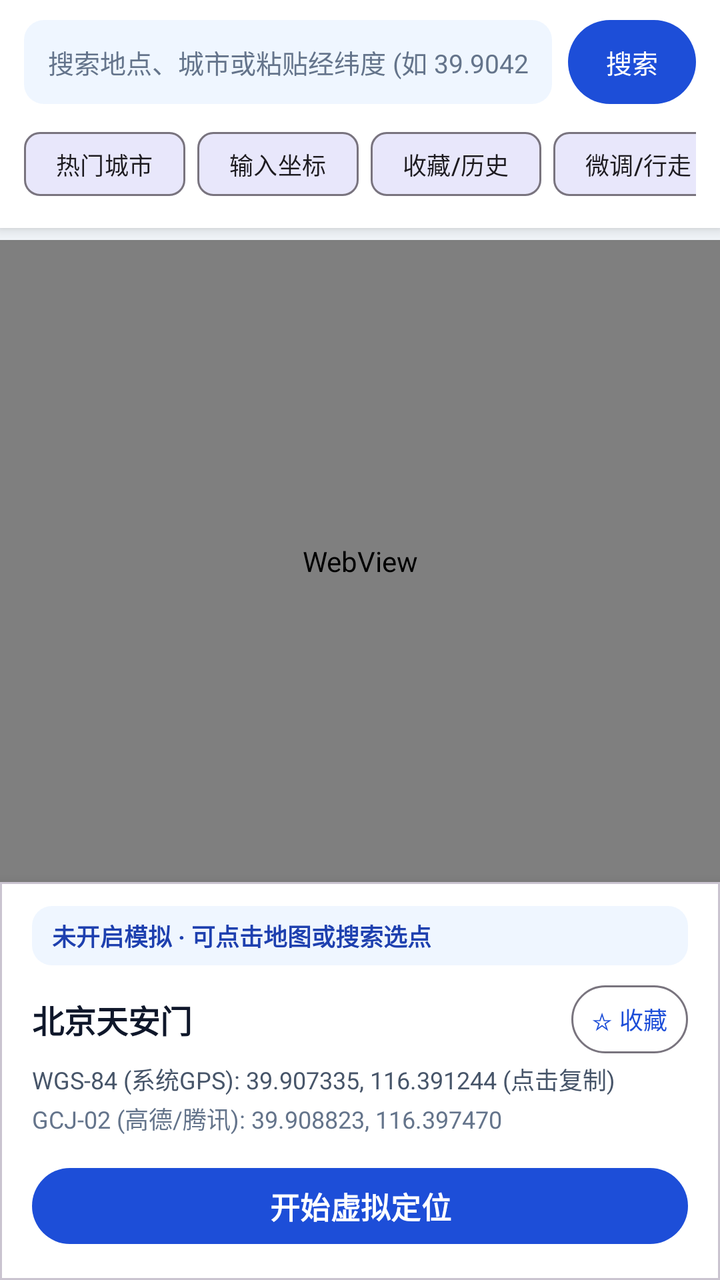
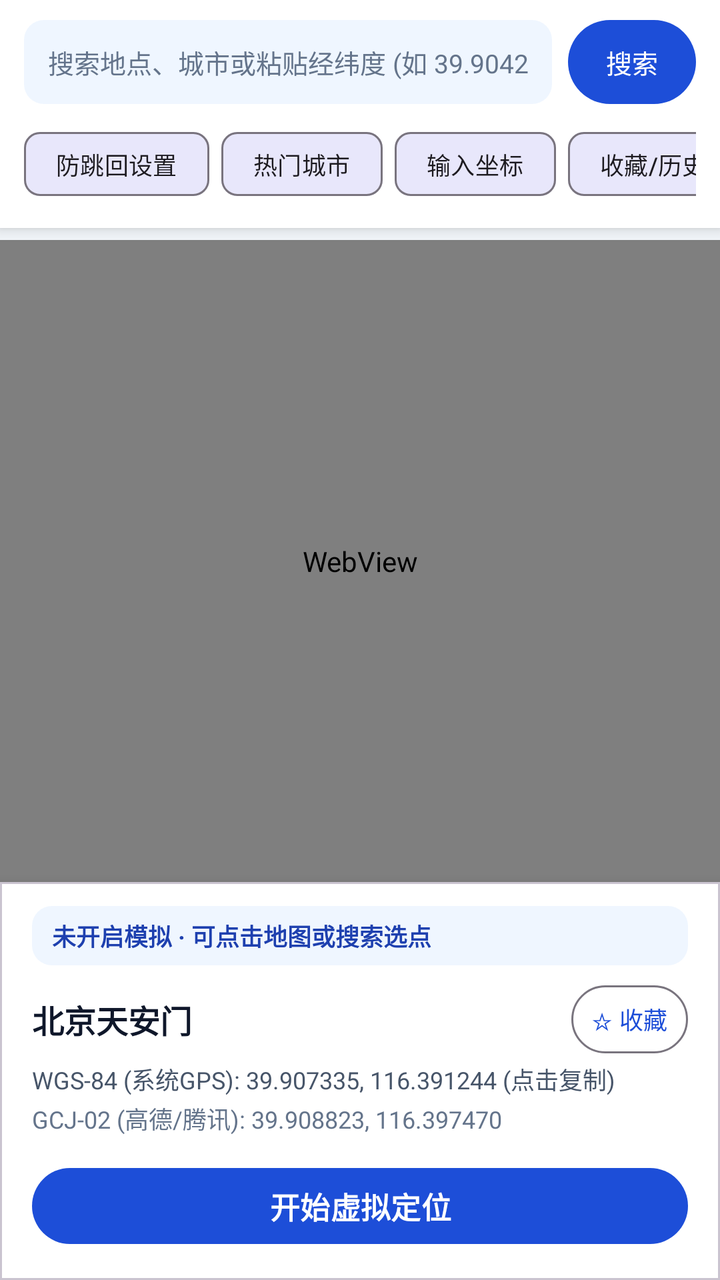

An Android layout rendered at two revisions. The XML below is the earlier revision; the diff shows what the commit changed to produce the second picture.
<!-- AndroidManifest.xml: application theme Theme.MockLocation -->
<!-- res/layout/activity_main.xml -->
<?xml version="1.0" encoding="utf-8"?>
<LinearLayout xmlns:android="http://schemas.android.com/apk/res/android"
    xmlns:app="http://schemas.android.com/apk/res-auto"
    android:layout_width="match_parent"
    android:layout_height="match_parent"
    android:background="@color/colorBackground"
    android:orientation="vertical">

    
    <LinearLayout
        android:layout_width="match_parent"
        android:layout_height="wrap_content"
        android:background="@color/colorSurface"
        android:elevation="4dp"
        android:orientation="vertical"
        android:paddingStart="12dp"
        android:paddingTop="10dp"
        android:paddingEnd="12dp"
        android:paddingBottom="8dp">

        <LinearLayout
            android:layout_width="match_parent"
            android:layout_height="wrap_content"
            android:gravity="center_vertical"
            android:orientation="horizontal">

            <EditText
                android:id="@+id/etSearch"
                android:layout_width="0dp"
                android:layout_height="42dp"
                android:layout_weight="1"
                android:background="@drawable/bg_status_card"
                android:hint="@string/search_hint"
                android:imeOptions="actionSearch"
                android:importantForAutofill="no"
                android:inputType="text"
                android:maxLines="1"
                android:paddingStart="12dp"
                android:paddingEnd="12dp"
                android:textColor="@color/textPrimary"
                android:textColorHint="@color/textMuted"
                android:textSize="13sp" />

            <ProgressBar
                android:id="@+id/progressSearch"
                style="?android:attr/progressBarStyleSmall"
                android:layout_width="24dp"
                android:layout_height="24dp"
                android:layout_marginStart="8dp"
                android:visibility="gone" />

            <com.google.android.material.button.MaterialButton
                android:id="@+id/btnSearch"
                style="@style/Widget.Material3.Button"
                android:layout_width="wrap_content"
                android:layout_height="42dp"
                android:layout_marginStart="8dp"
                android:insetTop="0dp"
                android:insetBottom="0dp"
                android:minWidth="64dp"
                android:paddingStart="14dp"
                android:paddingEnd="14dp"
                android:text="@string/btn_search"
                android:textSize="13sp" />
        </LinearLayout>

        <HorizontalScrollView
            android:layout_width="match_parent"
            android:layout_height="wrap_content"
            android:layout_marginTop="6dp"
            android:scrollbars="none">

            <LinearLayout
                android:layout_width="wrap_content"
                android:layout_height="wrap_content"
                android:orientation="horizontal">

                <com.google.android.material.chip.Chip
                    android:id="@+id/chipCities"
                    style="@style/Widget.Material3.Chip.Assist"
                    android:layout_width="wrap_content"
                    android:layout_height="wrap_content"
                    android:layout_marginEnd="6dp"
                    android:text="@string/chip_cities"
                    android:textSize="12sp" />

                <com.google.android.material.chip.Chip
                    android:id="@+id/chipManualCoord"
                    style="@style/Widget.Material3.Chip.Assist"
                    android:layout_width="wrap_content"
                    android:layout_height="wrap_content"
                    android:layout_marginEnd="6dp"
                    android:text="@string/chip_manual_coord"
                    android:textSize="12sp" />

                <com.google.android.material.chip.Chip
                    android:id="@+id/chipFavorites"
                    style="@style/Widget.Material3.Chip.Assist"
                    android:layout_width="wrap_content"
                    android:layout_height="wrap_content"
                    android:layout_marginEnd="6dp"
                    android:text="@string/chip_favorites"
                    android:textSize="12sp" />

                <com.google.android.material.chip.Chip
                    android:id="@+id/chipNudge"
                    style="@style/Widget.Material3.Chip.Assist"
                    android:layout_width="wrap_content"
                    android:layout_height="wrap_content"
                    android:layout_marginEnd="6dp"
                    android:text="@string/chip_nudge"
                    android:textSize="12sp" />

                <com.google.android.material.chip.Chip
                    android:id="@+id/chipHelp"
                    style="@style/Widget.Material3.Chip.Assist"
                    android:layout_width="wrap_content"
                    android:layout_height="wrap_content"
                    android:text="@string/chip_help"
                    android:textSize="12sp" />
            </LinearLayout>
        </HorizontalScrollView>
    </LinearLayout>

    
    <com.google.android.material.card.MaterialCardView
        android:id="@+id/cardPermissionBanner"
        android:layout_width="match_parent"
        android:layout_height="wrap_content"
        android:layout_marginStart="10dp"
        android:layout_marginTop="8dp"
        android:layout_marginEnd="10dp"
        android:visibility="gone"
        app:cardBackgroundColor="@color/bannerWarningBg"
        app:cardCornerRadius="10dp"
        app:cardElevation="1dp"
        app:strokeColor="@color/bannerWarningBorder"
        app:strokeWidth="1dp">

        <LinearLayout
            android:layout_width="match_parent"
            android:layout_height="wrap_content"
            android:gravity="center_vertical"
            android:orientation="horizontal"
            android:paddingStart="12dp"
            android:paddingTop="8dp"
            android:paddingEnd="8dp"
            android:paddingBottom="8dp">

            <TextView
                android:id="@+id/tvPermissionWarning"
                android:layout_width="0dp"
                android:layout_height="wrap_content"
                android:layout_weight="1"
                android:text="@string/permission_banner_title"
                android:textColor="@color/bannerWarningText"
                android:textSize="12sp"
                android:textStyle="bold" />

            <com.google.android.material.button.MaterialButton
                android:id="@+id/btnOpenDevSettings"
                style="@style/Widget.Material3.Button.TextButton"
                android:layout_width="wrap_content"
                android:layout_height="36dp"
                android:insetTop="0dp"
                android:insetBottom="0dp"
                android:text="@string/permission_banner_action"
                android:textColor="@color/colorPrimaryDark"
                android:textSize="12sp"
                android:textStyle="bold" />
        </LinearLayout>
    </com.google.android.material.card.MaterialCardView>

    
    <FrameLayout
        android:layout_width="match_parent"
        android:layout_height="0dp"
        android:layout_marginTop="6dp"
        android:layout_weight="1">

        <WebView
            android:id="@+id/webViewMap"
            android:layout_width="match_parent"
            android:layout_height="match_parent" />

        <com.google.android.material.card.MaterialCardView
            android:id="@+id/layoutDpad"
            android:layout_width="wrap_content"
            android:layout_height="wrap_content"
            android:layout_gravity="top|start"
            android:layout_margin="12dp"
            android:visibility="gone"
            app:cardBackgroundColor="#F2FFFFFF"
            app:cardCornerRadius="14dp"
            app:cardElevation="4dp">

            <LinearLayout
                android:layout_width="wrap_content"
                android:layout_height="wrap_content"
                android:gravity="center_horizontal"
                android:orientation="vertical"
                android:padding="10dp">

                <com.google.android.material.button.MaterialButton
                    android:id="@+id/btnNudgeStep"
                    style="@style/Widget.Material3.Button.OutlinedButton"
                    android:layout_width="wrap_content"
                    android:layout_height="32dp"
                    android:insetTop="0dp"
                    android:insetBottom="0dp"
                    android:minWidth="0dp"
                    android:paddingStart="10dp"
                    android:paddingEnd="10dp"
                    android:text="@string/nudge_step_label"
                    android:textSize="11sp" />

                <com.google.android.material.button.MaterialButton
                    android:id="@+id/btnNudgeNorth"
                    style="@style/Widget.Material3.Button.TonalButton"
                    android:layout_width="44dp"
                    android:layout_height="36dp"
                    android:layout_marginTop="6dp"
                    android:insetTop="0dp"
                    android:insetBottom="0dp"
                    android:padding="0dp"
                    android:text="↑ 北"
                    android:textSize="11sp" />

                <LinearLayout
                    android:layout_width="wrap_content"
                    android:layout_height="wrap_content"
                    android:layout_marginTop="4dp"
                    android:orientation="horizontal">

                    <com.google.android.material.button.MaterialButton
                        android:id="@+id/btnNudgeWest"
                        style="@style/Widget.Material3.Button.TonalButton"
                        android:layout_width="44dp"
                        android:layout_height="36dp"
                        android:layout_marginEnd="6dp"
                        android:insetTop="0dp"
                        android:insetBottom="0dp"
                        android:padding="0dp"
                        android:text="← 西"
                        android:textSize="11sp" />

                    <com.google.android.material.button.MaterialButton
                        android:id="@+id/btnNudgeEast"
                        style="@style/Widget.Material3.Button.TonalButton"
                        android:layout_width="44dp"
                        android:layout_height="36dp"
                        android:insetTop="0dp"
                        android:insetBottom="0dp"
                        android:padding="0dp"
                        android:text="东 →"
                        android:textSize="11sp" />
                </LinearLayout>

                <com.google.android.material.button.MaterialButton
                    android:id="@+id/btnNudgeSouth"
                    style="@style/Widget.Material3.Button.TonalButton"
                    android:layout_width="44dp"
                    android:layout_height="36dp"
                    android:layout_marginTop="4dp"
                    android:insetTop="0dp"
                    android:insetBottom="0dp"
                    android:padding="0dp"
                    android:text="↓ 南"
                    android:textSize="11sp" />

                <LinearLayout
                    android:layout_width="wrap_content"
                    android:layout_height="wrap_content"
                    android:layout_marginTop="8dp"
                    android:orientation="horizontal">

                    <com.google.android.material.button.MaterialButton
                        android:id="@+id/btnWalkDirection"
                        style="@style/Widget.Material3.Button.OutlinedButton"
                        android:layout_width="wrap_content"
                        android:layout_height="34dp"
                        android:layout_marginEnd="4dp"
                        android:insetTop="0dp"
                        android:insetBottom="0dp"
                        android:minWidth="0dp"
                        android:paddingStart="8dp"
                        android:paddingEnd="8dp"
                        android:text="向北"
                        android:textSize="11sp" />

                    <com.google.android.material.button.MaterialButton
                        android:id="@+id/btnToggleWalk"
                        style="@style/Widget.Material3.Button"
                        android:layout_width="wrap_content"
                        android:layout_height="34dp"
                        android:insetTop="0dp"
                        android:insetBottom="0dp"
                        android:minWidth="0dp"
                        android:paddingStart="10dp"
                        android:paddingEnd="10dp"
                        android:text="@string/walk_toggle_start"
                        android:textSize="11sp" />
                </LinearLayout>
            </LinearLayout>
        </com.google.android.material.card.MaterialCardView>
    </FrameLayout>

    
    <com.google.android.material.card.MaterialCardView
        android:id="@+id/cardBottomControl"
        android:layout_width="match_parent"
        android:layout_height="wrap_content"
        app:cardBackgroundColor="@color/colorSurface"
        app:cardCornerRadius="0dp"
        app:cardElevation="8dp">

        <LinearLayout
            android:layout_width="match_parent"
            android:layout_height="wrap_content"
            android:orientation="vertical"
            android:paddingStart="16dp"
            android:paddingTop="12dp"
            android:paddingEnd="16dp"
            android:paddingBottom="14dp">

            <TextView
                android:id="@+id/tvStatusBadge"
                android:layout_width="match_parent"
                android:layout_height="wrap_content"
                android:background="@drawable/bg_status_card"
                android:paddingStart="10dp"
                android:paddingTop="6dp"
                android:paddingEnd="10dp"
                android:paddingBottom="6dp"
                android:text="@string/status_idle"
                android:textColor="@color/colorPrimaryDark"
                android:textSize="12sp"
                android:textStyle="bold" />

            <LinearLayout
                android:layout_width="match_parent"
                android:layout_height="wrap_content"
                android:layout_marginTop="10dp"
                android:gravity="center_vertical"
                android:orientation="horizontal">

                <TextView
                    android:id="@+id/tvLocationTitle"
                    android:layout_width="0dp"
                    android:layout_height="wrap_content"
                    android:layout_weight="1"
                    android:ellipsize="end"
                    android:maxLines="1"
                    android:text="北京天安门"
                    android:textColor="@color/textPrimary"
                    android:textSize="16sp"
                    android:textStyle="bold" />

                <com.google.android.material.button.MaterialButton
                    android:id="@+id/btnFavoriteToggle"
                    style="@style/Widget.Material3.Button.OutlinedButton"
                    android:layout_width="wrap_content"
                    android:layout_height="34dp"
                    android:insetTop="0dp"
                    android:insetBottom="0dp"
                    android:minWidth="0dp"
                    android:paddingStart="10dp"
                    android:paddingEnd="10dp"
                    android:text="☆ 收藏"
                    android:textSize="12sp" />
            </LinearLayout>

            <TextView
                android:id="@+id/tvWgsCoords"
                android:layout_width="match_parent"
                android:layout_height="wrap_content"
                android:layout_marginTop="4dp"
                android:text="WGS-84 (系统GPS): 39.907335, 116.391244 (点击复制)"
                android:textColor="@color/textSecondary"
                android:textSize="12sp" />

            <TextView
                android:id="@+id/tvGcjCoords"
                android:layout_width="match_parent"
                android:layout_height="wrap_content"
                android:layout_marginTop="2dp"
                android:text="GCJ-02 (高德/腾讯): 39.908823, 116.397470"
                android:textColor="@color/textMuted"
                android:textSize="12sp" />

            <LinearLayout
                android:layout_width="match_parent"
                android:layout_height="wrap_content"
                android:layout_marginTop="12dp"
                android:orientation="horizontal">

                <com.google.android.material.button.MaterialButton
                    android:id="@+id/btnPrimaryAction"
                    style="@style/Widget.Material3.Button"
                    android:layout_width="0dp"
                    android:layout_height="46dp"
                    android:layout_weight="1"
                    android:text="@string/btn_start_mock"
                    android:textSize="15sp"
                    android:textStyle="bold" />

                <com.google.android.material.button.MaterialButton
                    android:id="@+id/btnStopAction"
                    style="@style/Widget.Material3.Button.OutlinedButton"
                    android:layout_width="wrap_content"
                    android:layout_height="46dp"
                    android:layout_marginStart="10dp"
                    android:text="@string/btn_stop_mock"
                    android:textColor="@color/dangerRed"
                    android:textSize="14sp"
                    android:textStyle="bold"
                    android:visibility="gone"
                    app:strokeColor="@color/dangerRed" />
            </LinearLayout>
        </LinearLayout>
    </com.google.android.material.card.MaterialCardView>

</LinearLayout>
<!-- resources referenced by this layout -->
<resources>
  <color name="bannerWarningBg">#FEF3C7</color>
  <color name="bannerWarningBorder">#F59E0B</color>
  <color name="bannerWarningText">#92400E</color>
  <color name="colorBackground">#F1F5F9</color>
  <color name="colorPrimaryDark">#1E40AF</color>
  <color name="colorSurface">#FFFFFF</color>
  <color name="dangerRed">#DC2626</color>
  <color name="textMuted">#64748B</color>
  <color name="textPrimary">#0F172A</color>
  <color name="textSecondary">#475569</color>
  <!-- drawable bg_status_card (drawable) -->
  <?xml version="1.0" encoding="utf-8"?>
  <shape xmlns:android="http://schemas.android.com/apk/res/android"
      android:shape="rectangle">
      <solid android:color="@color/statusIdleBg" />
      <corners android:radius="10dp" />
  </shape>
  <string name="btn_search">搜索</string>
  <string name="btn_start_mock">开始虚拟定位</string>
  <string name="btn_stop_mock">停止</string>
  <string name="chip_cities">热门城市</string>
  <string name="chip_favorites">收藏/历史</string>
  <string name="chip_help">使用帮助</string>
  <string name="chip_manual_coord">输入坐标</string>
  <string name="chip_nudge">微调/行走</string>
  <string name="nudge_step_label">步长 %1$d 米</string>
  <string name="permission_banner_action">去设置</string>
  <string name="permission_banner_title">请先在「开发者选项」中将本应用设为“模拟位置信息应用”</string>
  <string name="search_hint">搜索地点、城市或粘贴经纬度 (如 39.9042, 116.4074)</string>
  <string name="status_idle">未开启模拟 · 可点击地图或搜索选点</string>
  <string name="walk_toggle_start">模拟行走</string>
  <style name="Theme.MockLocation" parent="Theme.Material3.Light.NoActionBar">
          <item name="colorPrimary">@color/colorPrimary</item>
          <item name="colorPrimaryDark">@color/colorPrimaryDark</item>
          <item name="colorSecondary">@color/colorSecondary</item>
          <item name="android:statusBarColor">@color/colorPrimaryDark</item>
          <item name="android:navigationBarColor">@color/colorSurface</item>
      </style>
  <color name="statusIdleBg">#EFF6FF</color>
  <color name="colorPrimary">#1D4ED8</color>
  <color name="colorSecondary">#16A34A</color>
</resources>

<!-- the commit's change to res/layout/activity_main.xml (unified diff, before → after) -->
@@ -76,6 +76,15 @@
                 android:orientation="horizontal">
 
                 <com.google.android.material.chip.Chip
+                    android:id="@+id/chipAntiDrift"
+                    style="@style/Widget.Material3.Chip.Assist"
+                    android:layout_width="wrap_content"
+                    android:layout_height="wrap_content"
+                    android:layout_marginEnd="6dp"
+                    android:text="@string/chip_anti_drift"
+                    android:textSize="12sp" />
+
+                <com.google.android.material.chip.Chip
                     android:id="@+id/chipCities"
                     style="@style/Widget.Material3.Chip.Assist"
                     android:layout_width="wrap_content"
@@ -165,6 +174,54 @@
                 android:insetTop="0dp"
                 android:insetBottom="0dp"
                 android:text="@string/permission_banner_action"
+                android:textColor="@color/colorPrimaryDark"
+                android:textSize="12sp"
+                android:textStyle="bold" />
+        </LinearLayout>
+    </com.google.android.material.card.MaterialCardView>
+
+    
+    <com.google.android.material.card.MaterialCardView
+        android:id="@+id/cardAntiDriftBanner"
+        android:layout_width="match_parent"
+        android:layout_height="wrap_content"
+        android:layout_marginStart="10dp"
+        android:layout_marginTop="6dp"
+        android:layout_marginEnd="10dp"
+        android:visibility="gone"
+        app:cardBackgroundColor="@color/statusIdleBg"
+        app:cardCornerRadius="10dp"
+        app:cardElevation="1dp"
+        app:strokeColor="@color/colorPrimary"
+        app:strokeWidth="1dp">
+
+        <LinearLayout
+            android:layout_width="match_parent"
+            android:layout_height="wrap_content"
+            android:gravity="center_vertical"
+            android:orientation="horizontal"
+            android:paddingStart="12dp"
+            android:paddingTop="6dp"
+            android:paddingEnd="8dp"
+            android:paddingBottom="6dp">
+
+            <TextView
+                android:id="@+id/tvAntiDriftSummary"
+                android:layout_width="0dp"
+                android:layout_height="wrap_content"
+                android:layout_weight="1"
+                android:textColor="@color/colorPrimaryDark"
+                android:textSize="12sp"
+                android:textStyle="bold" />
+
+            <com.google.android.material.button.MaterialButton
+                android:id="@+id/btnFixAntiDrift"
+                style="@style/Widget.Material3.Button.TextButton"
+                android:layout_width="wrap_content"
+                android:layout_height="34dp"
+                android:insetTop="0dp"
+                android:insetBottom="0dp"
+                android:text="@string/anti_drift_banner_action"
                 android:textColor="@color/colorPrimaryDark"
                 android:textSize="12sp"
                 android:textStyle="bold" />
<!-- resource entries referenced after the edit -->
@@ -17,9 +17,11 @@
       <solid android:color="@color/statusIdleBg" />
       <corners android:radius="10dp" />
   </shape>
+  <string name="anti_drift_banner_action">一键优化</string>
   <string name="btn_search">搜索</string>
   <string name="btn_start_mock">开始虚拟定位</string>
   <string name="btn_stop_mock">停止</string>
+  <string name="chip_anti_drift">防跳回设置</string>
   <string name="chip_cities">热门城市</string>
   <string name="chip_favorites">收藏/历史</string>
   <string name="chip_help">使用帮助</string>
